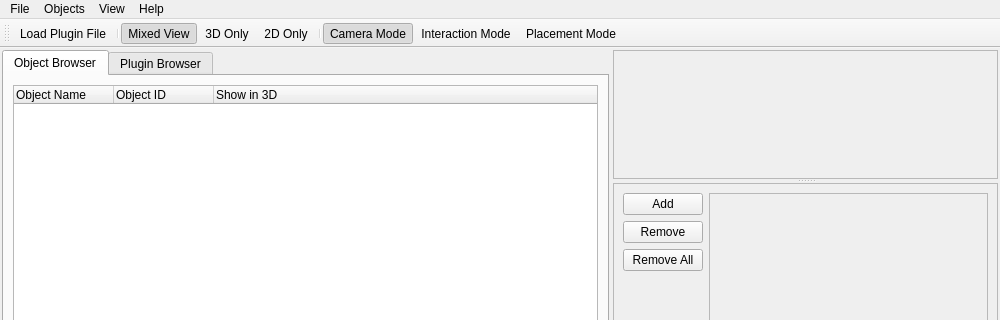
This is rtUI/rtMainWindow.ui in pengwg/vurtigo as Qt 5 draws it before an edit; both pictures show x 0 to 1000 and y 0 to 320 of the 1000 by 800 pixel window. The edited form follows.
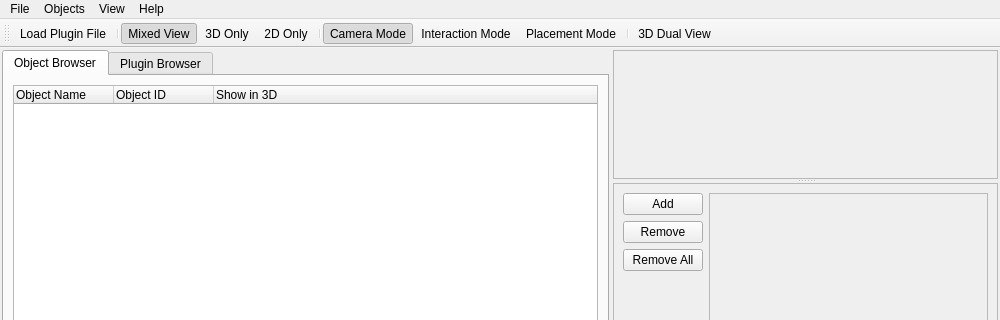
This is the edited form.

Commit message: Added the dual view option to the 3D view. BugID:725 Analysis: A second view of the 3D scene can be obtained to the right of the regular 3D view. The primary view is now only half as large but maintains all functionality as before. The new view that is created to the right does not have any of the functionality of the original except the camera. The two views show the same actors but the two cameras can be moved independently. No interaction is possible on the new view.

Diff of the .ui file:
```diff
--- a/rtUI/rtMainWindow.ui
+++ b/rtUI/rtMainWindow.ui
@@ -327,6 +327,8 @@
    <addaction name="actionCamera_Mode"/>
    <addaction name="actionInteraction_Mode"/>
    <addaction name="actionPlacement_Mode"/>
+   <addaction name="separator"/>
+   <addaction name="action3D_Dual_View"/>
   </widget>
   <action name="actionQuit">
    <property name="text">
@@ -501,6 +503,14 @@
     <string>Timer Options</string>
    </property>
   </action>
+  <action name="action3D_Dual_View">
+   <property name="checkable">
+    <bool>true</bool>
+   </property>
+   <property name="text">
+    <string>3D Dual View</string>
+   </property>
+  </action>
  </widget>
  <resources/>
  <connections/>
```
The commit also changes 5 other files.
